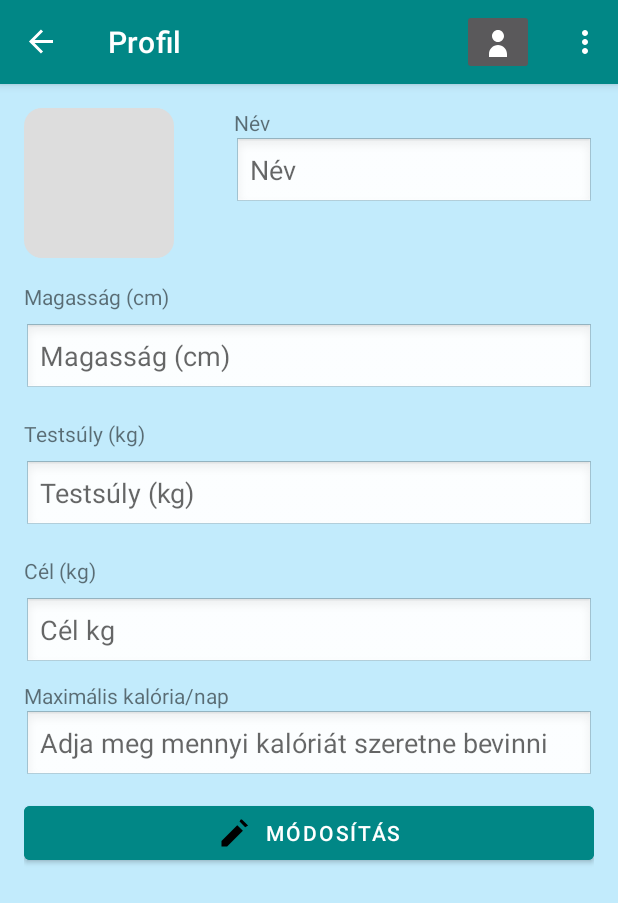
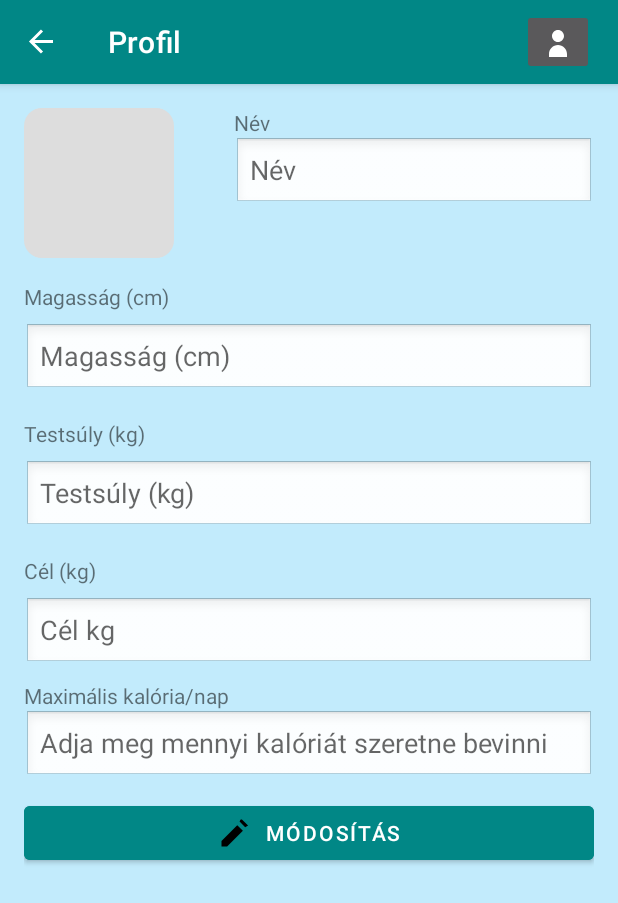
Before and after one commit to szabolcs130/kaloria4, an Android app: the screen it shows after launch (MainActivity), after a tap on "Profil", on a phone screen of 412 x 824 dp. Shown: the top 903 px of the screen. Run offline under Robolectric (Android 15) with nearby library versions, the phone set to English and light mode, and no system bars; our stand-ins replace Room's generated code, navigation-ui.

```diff
--- a/app/src/main/java/com/example/kaloria4/MainActivity.java
+++ b/app/src/main/java/com/example/kaloria4/MainActivity.java
@@ -49,6 +49,9 @@ public class MainActivity extends AppCompatActivity {
     @Override
     public boolean onCreateOptionsMenu(Menu menu) {
         getMenuInflater().inflate(R.menu.main, menu);
+        menu.findItem(R.id.action_NapiKaloria).setVisible(false);
+        menu.findItem(R.id.action_HetiKaloria).setVisible(false);
+        menu.findItem(R.id.action_ElfogaszthatoKaloria).setVisible(false);
         return true;
     }
 
```
